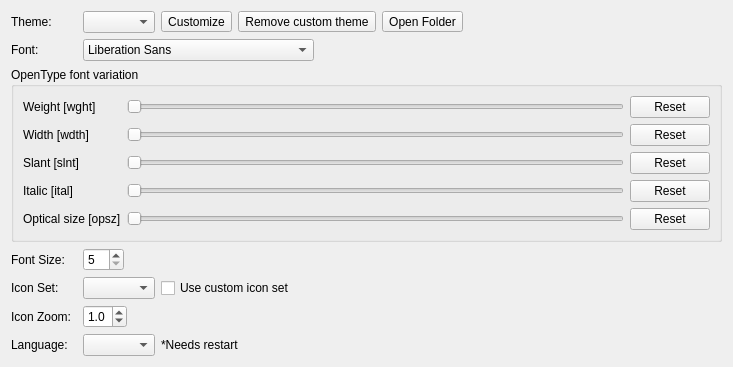
Old version of the form RedPandaIDE/settingsdialog/environmentappearancewidget.ui in the repository royqh1979/RedPanda-CPP.
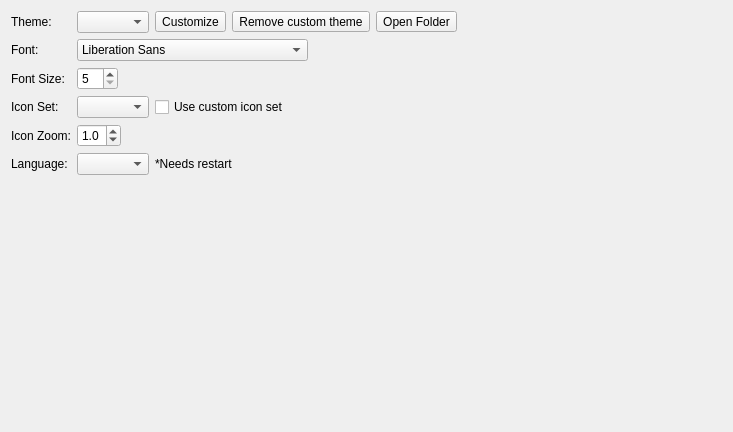
New version of the form.

Commit message: remove opentype settings

Patch:
```diff
--- a/RedPandaIDE/settingsdialog/environmentappearancewidget.ui
+++ b/RedPandaIDE/settingsdialog/environmentappearancewidget.ui
@@ -7,157 +7,14 @@
     <x>0</x>
     <y>0</y>
     <width>733</width>
-    <height>300</height>
+    <height>432</height>
    </rect>
   </property>
   <property name="windowTitle">
    <string>Form</string>
   </property>
   <layout class="QGridLayout" name="gridLayout">
-   <item row="8" column="0">
-    <spacer name="verticalSpacer">
-     <property name="orientation">
-      <enum>Qt::Orientation::Vertical</enum>
-     </property>
-     <property name="sizeHint" stdset="0">
-      <size>
-       <width>20</width>
-       <height>40</height>
-      </size>
-     </property>
-    </spacer>
-   </item>
-   <item row="1" column="0">
-    <widget class="QLabel" name="label_2">
-     <property name="text">
-      <string>Font:</string>
-     </property>
-    </widget>
-   </item>
-   <item row="1" column="2">
-    <widget class="QWidget" name="widget_2" native="true">
-     <layout class="QHBoxLayout" name="horizontalLayout_2">
-      <property name="leftMargin">
-       <number>0</number>
-      </property>
-      <property name="topMargin">
-       <number>0</number>
-      </property>
-      <property name="rightMargin">
-       <number>0</number>
-      </property>
-      <property name="bottomMargin">
-       <number>0</number>
-      </property>
-      <item>
-       <widget class="QFontComboBox" name="cbFont">
-        <property name="editable">
-         <bool>false</bool>
-        </property>
-       </widget>
-      </item>
-      <item>
-       <spacer name="horizontalSpacer_2">
-        <property name="orientation">
-         <enum>Qt::Orientation::Horizontal</enum>
-        </property>
-        <property name="sizeHint" stdset="0">
-         <size>
-          <width>40</width>
-          <height>20</height>
-         </size>
-        </property>
-       </spacer>
-      </item>
-     </layout>
-    </widget>
-   </item>
-   <item row="3" column="0">
-    <widget class="QLabel" name="label_3">
-     <property name="text">
-      <string>Font Size:</string>
-     </property>
-    </widget>
-   </item>
-   <item row="0" column="2">
-    <widget class="QWidget" name="widget" native="true">
-     <layout class="QHBoxLayout" name="horizontalLayout">
-      <property name="leftMargin">
-       <number>0</number>
-      </property>
-      <property name="topMargin">
-       <number>0</number>
-      </property>
-      <property name="rightMargin">
-       <number>0</number>
-      </property>
-      <property name="bottomMargin">
-       <number>0</number>
-      </property>
-      <item>
-       <widget class="QComboBox" name="cbTheme"/>
-      </item>
-      <item>
-       <widget class="QToolButton" name="btnCustomize">
-        <property name="toolTip">
-         <string>Create a customized copy</string>
-        </property>
-        <property name="text">
-         <string>Customize</string>
-        </property>
-       </widget>
-      </item>
-      <item>
-       <widget class="QToolButton" name="btnRemoveCustomTheme">
-        <property name="toolTip">
-         <string>Remove custom theme</string>
-        </property>
-        <property name="text">
-         <string>Remove custom theme</string>
-        </property>
-       </widget>
-      </item>
-      <item>
-       <widget class="QToolButton" name="btnOpenCustomThemeFolder">
-        <property name="toolTip">
-         <string>Open custom themes folder</string>
-        </property>
-        <property name="text">
-         <string>Open Folder</string>
-        </property>
-       </widget>
-      </item>
-      <item>
-       <spacer name="horizontalSpacer">
-        <property name="orientation">
-         <enum>Qt::Orientation::Horizontal</enum>
-        </property>
-        <property name="sizeHint" stdset="0">
-         <size>
-          <width>40</width>
-          <height>20</height>
-         </size>
-        </property>
-       </spacer>
-      </item>
-     </layout>
-    </widget>
-   </item>
-   <item row="5" column="0">
-    <widget class="QLabel" name="label_7">
-     <property name="text">
-      <string>Icon Zoom:</string>
-     </property>
-    </widget>
-   </item>
-   <item row="4" column="0">
-    <widget class="QLabel" name="label_6">
-     <property name="text">
-      <string>Icon Set:</string>
-     </property>
-    </widget>
-   </item>
-   <item row="4" column="2">
+   <item row="3" column="1">
     <widget class="QWidget" name="widget_5" native="true">
      <layout class="QHBoxLayout" name="horizontalLayout_5">
       <property name="leftMargin">
@@ -198,45 +55,7 @@
      </layout>
     </widget>
    </item>
-   <item row="3" column="2">
-    <widget class="QWidget" name="widget_3" native="true">
-     <layout class="QHBoxLayout" name="horizontalLayout_3">
-      <property name="leftMargin">
-       <number>0</number>
-      </property>
-      <property name="topMargin">
-       <number>0</number>
-      </property>
-      <property name="rightMargin">
-       <number>0</number>
-      </property>
-      <property name="bottomMargin">
-       <number>0</number>
-      </property>
-      <item>
-       <widget class="QSpinBox" name="spinFontSize">
-        <property name="minimum">
-         <number>5</number>
-        </property>
-       </widget>
-      </item>
-      <item>
-       <spacer name="horizontalSpacer_3">
-        <property name="orientation">
-         <enum>Qt::Orientation::Horizontal</enum>
-        </property>
-        <property name="sizeHint" stdset="0">
-         <size>
-          <width>40</width>
-          <height>20</height>
-         </size>
-        </property>
-       </spacer>
-      </item>
-     </layout>
-    </widget>
-   </item>
-   <item row="6" column="2">
+   <item row="5" column="1">
     <widget class="QWidget" name="widget_4" native="true">
      <layout class="QHBoxLayout" name="horizontalLayout_4">
       <property name="leftMargin">
@@ -277,21 +96,7 @@
      </layout>
     </widget>
    </item>
-   <item row="0" column="0">
-    <widget class="QLabel" name="label">
-     <property name="text">
-      <string>Theme:</string>
-     </property>
-    </widget>
-   </item>
-   <item row="6" column="0">
-    <widget class="QLabel" name="label_4">
-     <property name="text">
-      <string>Language:</string>
-     </property>
-    </widget>
-   </item>
-   <item row="5" column="2">
+   <item row="4" column="1">
     <widget class="QWidget" name="widget_6" native="true">
      <layout class="QHBoxLayout" name="horizontalLayout_6">
       <property name="leftMargin">
@@ -341,116 +146,197 @@
      </layout>
     </widget>
    </item>
-   <item row="2" column="0" colspan="3">
-    <widget class="QGroupBox" name="grpFontVariation">
-     <property name="title">
-      <string>OpenType font variation</string>
-     </property>
-     <layout class="QGridLayout" name="gridLayout_3">
-      <item row="0" column="1">
-       <widget class="QSlider" name="sliderWght">
-        <property name="orientation">
-         <enum>Qt::Orientation::Horizontal</enum>
+   <item row="2" column="1">
+    <widget class="QWidget" name="widget_3" native="true">
+     <layout class="QHBoxLayout" name="horizontalLayout_3">
+      <property name="leftMargin">
+       <number>0</number>
+      </property>
+      <property name="topMargin">
+       <number>0</number>
+      </property>
+      <property name="rightMargin">
+       <number>0</number>
+      </property>
+      <property name="bottomMargin">
+       <number>0</number>
+      </property>
+      <item>
+       <widget class="QSpinBox" name="spinFontSize">
+        <property name="minimum">
+         <number>5</number>
         </property>
        </widget>
       </item>
-      <item row="3" column="0">
-       <widget class="QLabel" name="lblItal">
-        <property name="text">
-         <string>Italic [ital]</string>
+      <item>
+       <spacer name="horizontalSpacer_3">
+        <property name="orientation">
+         <enum>Qt::Orientation::Horizontal</enum>
         </property>
-       </widget>
-      </item>
-      <item row="1" column="0">
-       <widget class="QLabel" name="lblWdth">
-        <property name="text">
-         <string>Width [wdth]</string>
+        <property name="sizeHint" stdset="0">
+         <size>
+          <width>40</width>
+          <height>20</height>
+         </size>
         </property>
-       </widget>
+       </spacer>
       </item>
-      <item row="0" column="0">
-       <widget class="QLabel" name="lblWght">
-        <property name="text">
-         <string>Weight [wght]</string>
-        </property>
-       </widget>
+     </layout>
+    </widget>
+   </item>
+   <item row="5" column="0">
+    <widget class="QLabel" name="label_4">
+     <property name="text">
+      <string>Language:</string>
+     </property>
+    </widget>
+   </item>
+   <item row="0" column="0">
+    <widget class="QLabel" name="label">
+     <property name="text">
+      <string>Theme:</string>
+     </property>
+    </widget>
+   </item>
+   <item row="3" column="0">
+    <widget class="QLabel" name="label_6">
+     <property name="text">
+      <string>Icon Set:</string>
+     </property>
+    </widget>
+   </item>
+   <item row="1" column="0">
+    <widget class="QLabel" name="label_2">
+     <property name="text">
+      <string>Font:</string>
+     </property>
+    </widget>
+   </item>
+   <item row="2" column="0">
+    <widget class="QLabel" name="label_3">
+     <property name="text">
+      <string>Font Size:</string>
+     </property>
+    </widget>
+   </item>
+   <item row="0" column="1">
+    <widget class="QWidget" name="widget" native="true">
+     <layout class="QHBoxLayout" name="horizontalLayout">
+      <property name="leftMargin">
+       <number>0</number>
+      </property>
+      <property name="topMargin">
+       <number>0</number>
+      </property>
+      <property name="rightMargin">
+       <number>0</number>
+      </property>
+      <property name="bottomMargin">
+       <number>0</number>
+      </property>
+      <item>
+       <widget class="QComboBox" name="cbTheme"/>
       </item>
-      <item row="0" column="2">
-       <widget class="QPushButton" name="pbResetWght">
+      <item>
+       <widget class="QToolButton" name="btnCustomize">
+        <property name="toolTip">
+         <string>Create a customized copy</string>
+        </property>
         <property name="text">
-         <string>Reset</string>
+         <string>Customize</string>
         </property>
        </widget>
       </item>
-      <item row="2" column="0">
-       <widget class="QLabel" name="lblSlnt">
+      <item>
+       <widget class="QToolButton" name="btnRemoveCustomTheme">
+        <property name="toolTip">
+         <string>Remove custom theme</string>
+        </property>
         <property name="text">
-         <string>Slant [slnt]</string>
+         <string>Remove custom theme</string>
         </property>
        </widget>
       </item>
-      <item row="4" column="0">
-       <widget class="QLabel" name="lblOpsz">
+      <item>
+       <widget class="QToolButton" name="btnOpenCustomThemeFolder">
+        <property name="toolTip">
+         <string>Open custom themes folder</string>
+        </property>
         <property name="text">
-         <string>Optical size [opsz]</string>
+         <string>Open Folder</string>
         </property>
        </widget>
       </item>
-      <item row="1" column="1">
-       <widget class="QSlider" name="sliderWdth">
+      <item>
+       <spacer name="horizontalSpacer">
         <property name="orientation">
          <enum>Qt::Orientation::Horizontal</enum>
         </property>
-       </widget>
-      </item>
-      <item row="2" column="1">
-       <widget class="QSlider" name="sliderSlnt">
-        <property name="orientation">
-         <enum>Qt::Orientation::Horizontal</enum>
+        <property name="sizeHint" stdset="0">
+         <size>
+          <width>40</width>
+          <height>20</height>
+         </size>
         </property>
-       </widget>
+       </spacer>
       </item>
-      <item row="3" column="1">
-       <widget class="QSlider" name="sliderItal">
-        <property name="orientation">
-         <enum>Qt::Orientation::Horizontal</enum>
+     </layout>
+    </widget>
+   </item>
+   <item row="4" column="0">
+    <widget class="QLabel" name="label_7">
+     <property name="text">
+      <string>Icon Zoom:</string>
+     </property>
+    </widget>
+   </item>
+   <item row="7" column="0">
+    <spacer name="verticalSpacer">
+     <property name="orientation">
+      <enum>Qt::Orientation::Vertical</enum>
+     </property>
+     <property name="sizeHint" stdset="0">
+      <size>
+       <width>20</width>
+       <height>40</height>
+      </size>
+     </property>
+    </spacer>
+   </item>
+   <item row="1" column="1">
+    <widget class="QWidget" name="widget_2" native="true">
+     <layout class="QHBoxLayout" name="horizontalLayout_2">
+      <property name="leftMargin">
+       <number>0</number>
+      </property>
+      <property name="topMargin">
+       <number>0</number>
+      </property>
+      <property name="rightMargin">
+       <number>0</number>
+      </property>
+      <property name="bottomMargin">
+       <number>0</number>
+      </property>
+      <item>
+       <widget class="QFontComboBox" name="cbFont">
+        <property name="editable">
+         <bool>false</bool>
         </property>
        </widget>
       </item>
-      <item row="4" column="1">
-       <widget class="QSlider" name="sliderOpsz">
+      <item>
+       <spacer name="horizontalSpacer_2">
         <property name="orientation">
          <enum>Qt::Orientation::Horizontal</enum>
         </property>
-       </widget>
-      </item>
-      <item row="1" column="2">
-       <widget class="QPushButton" name="pbResetWdth">
-        <property name="text">
-         <string>Reset</string>
+        <property name="sizeHint" stdset="0">
+         <size>
+          <width>40</width>
+          <height>20</height>
+         </size>
         </property>
-       </widget>
-      </item>
-      <item row="2" column="2">
-       <widget class="QPushButton" name="pbResetSlnt">
-        <property name="text">
-         <string>Reset</string>
-        </property>
-       </widget>
-      </item>
-      <item row="3" column="2">
-       <widget class="QPushButton" name="pbResetItal">
-        <property name="text">
-         <string>Reset</string>
-        </property>
-       </widget>
-      </item>
-      <item row="4" column="2">
-       <widget class="QPushButton" name="pbResetOpsz">
-        <property name="text">
-         <string>Reset</string>
-        </property>
-       </widget>
+       </spacer>
       </item>
      </layout>
     </widget>
```
